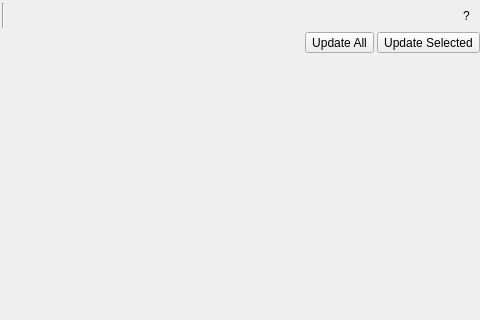
Old version of the form src/ui/qgsattributetabledialog.ui in the repository qgis/QGIS; both pictures show x 357 to 837 and y 0 to 320 of the 837 by 570 pixel window.
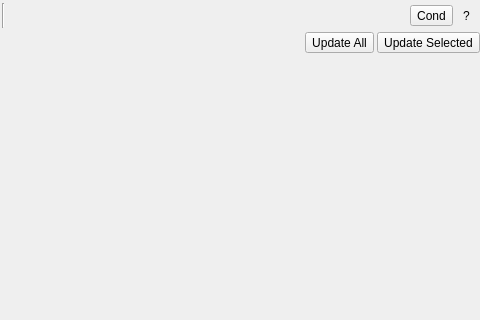
New version of the form. Icons and pictures are not drawn. Custom widgets are drawn as their Qt base class.

The edit to the form file:
```diff
--- a/src/ui/qgsattributetabledialog.ui
+++ b/src/ui/qgsattributetabledialog.ui
@@ -484,6 +484,13 @@
        </property>
       </spacer>
      </item>
+     <item>
+      <widget class="QToolButton" name="mSetStyles">
+       <property name="text">
+        <string>Cond</string>
+       </property>
+      </widget>
+     </item>
      <item>
       <widget class="QToolButton" name="mHelpButton">
        <property name="sizePolicy">
```
Left out of the diff: 22 changed lines with no effect on the pictures.
